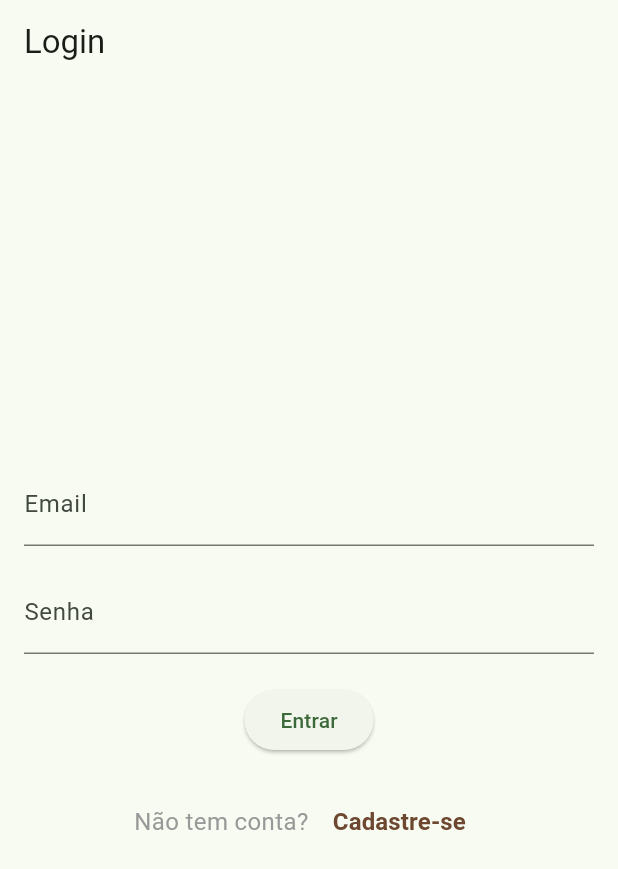
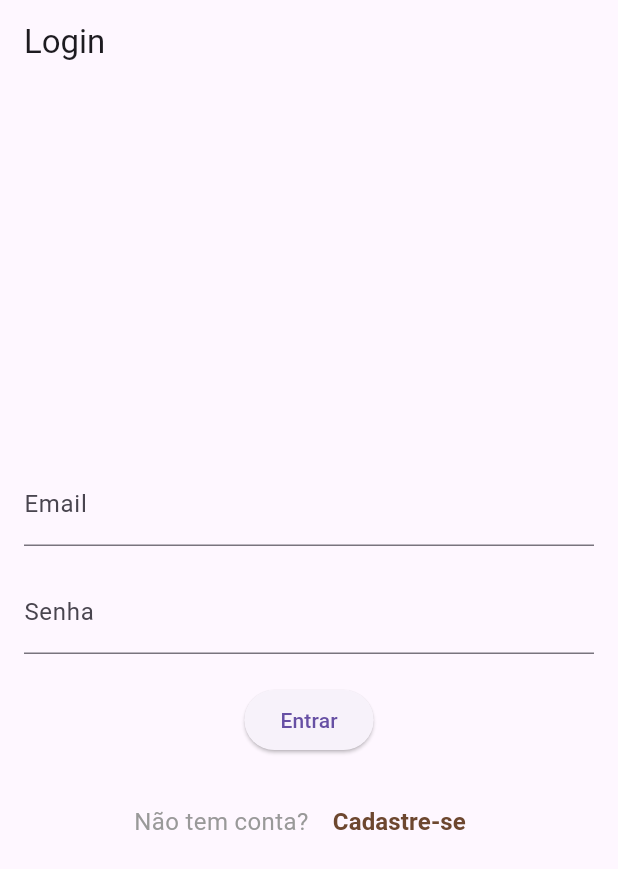
Before and after one commit to EquipeMoovin/Moovin_frontend, a Flutter app: the screen it shows after launch, on a phone screen of 412 x 824 dp. Shown: the top 869 px of the screen. Run offline on Flutter 3.47's test engine with Material 3 defaults, Android fonts, the phone set to English and light mode, and no system bars; our stand-ins replace dio, equatable, flutter_bloc, get_it, go_router, shared_preferences.

Commit message:
fix app.dart e main.dart

```diff
--- a/moovin_mobile/lib/app.dart
+++ b/moovin_mobile/lib/app.dart
@@ -2,16 +2,15 @@ import 'package:flutter/material.dart';
 import 'package:flutter_bloc/flutter_bloc.dart';
 import 'package:go_router/go_router.dart';
 import 'core/injection.dart';
+
 import 'features/auth/presentation/screens/login_screen.dart';
-import 'features/auth/presentation/screens/placeholder_screen.dart';  // Placeholder para pós-login
+import 'features/auth/presentation/screens/placeholder_screen.dart';
+import 'features/auth/presentation/screens/register_screen.dart';
 import 'features/auth/presentation/bloc/auth_bloc.dart';
-import 'features/auth/presentation/bloc/auth_state.dart';
-import 'core/util/role_manager.dart';  // Mantenha para navegação futura
 
 class MyApp extends StatelessWidget {
   MyApp({super.key});
 
-  // Configuração simples do GoRouter: login como inicial, dashboard como pós-auth
   static final router = GoRouter(
     initialLocation: '/login',
     routes: [
@@ -23,18 +22,35 @@ class MyApp extends StatelessWidget {
         ),
       ),
       GoRoute(
+        path: '/register',
+        builder: (context, state) => BlocProvider<AuthBloc>(
+          create: (_) => sl<AuthBloc>(),
+          child: const RegisterScreen(),
+        ),
+      ),
+      GoRoute(
         path: '/dashboard',
-        builder: (context, state) => const PlaceholderScreen(title: 'Dashboard - Bem-vindo!'),
+        builder: (context, state) => const PlaceholderScreen(
+          title: 'Dashboard',
+        ),
       ),
     ],
+    redirect: (context, state) {
+      // Adicione lógica de redirecionamento se necessário
+      return null;
+    },
   );
 
   @override
   Widget build(BuildContext context) {
     return MaterialApp.router(
-      title: 'Meu App Auth - Apenas Login',
+      title: 'Moovin Mobile',
       routerConfig: router,
       debugShowCheckedModeBanner: false,
+      theme: ThemeData(
+        primarySwatch: Colors.green,
+        visualDensity: VisualDensity.adaptivePlatformDensity,
+      ),
     );
   }
 }
--- a/moovin_mobile/lib/main.dart
+++ b/moovin_mobile/lib/main.dart
@@ -17,18 +17,3 @@
 
   runApp(MyApp());
 }
-
-class MyApp extends StatelessWidget {
-  const MyApp({super.key});
-
-  @override
-  Widget build(BuildContext context) {
-    return MaterialApp(
-      title: 'Moovin Mobile',
-      theme: ThemeData(
-        colorScheme: ColorScheme.fromSeed(seedColor: Colors.green),
-      ),
-      home: const LoginScreen(), // Mudar para sua tela de login
-    );
-  }
-}
```
